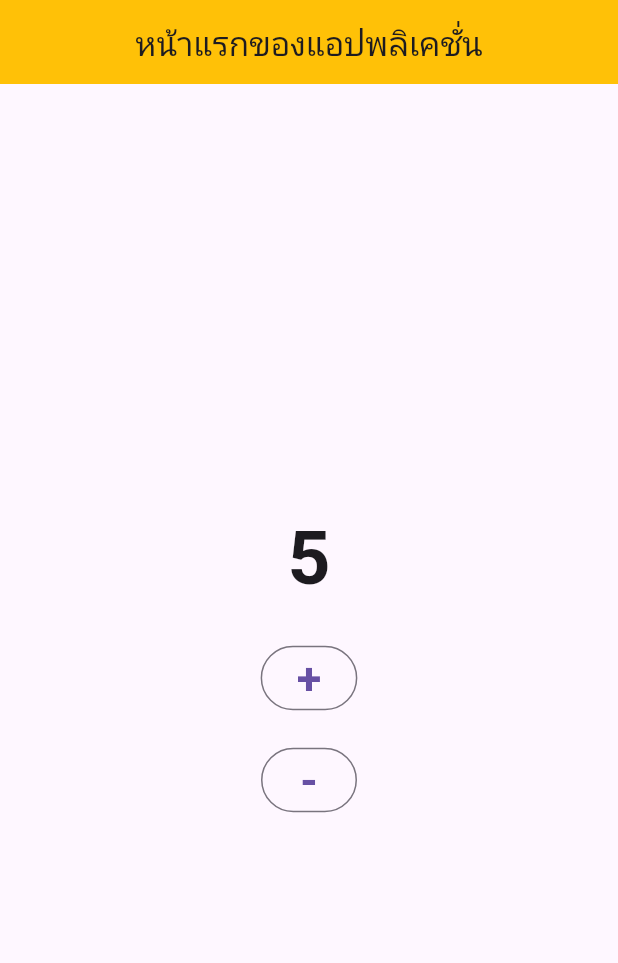
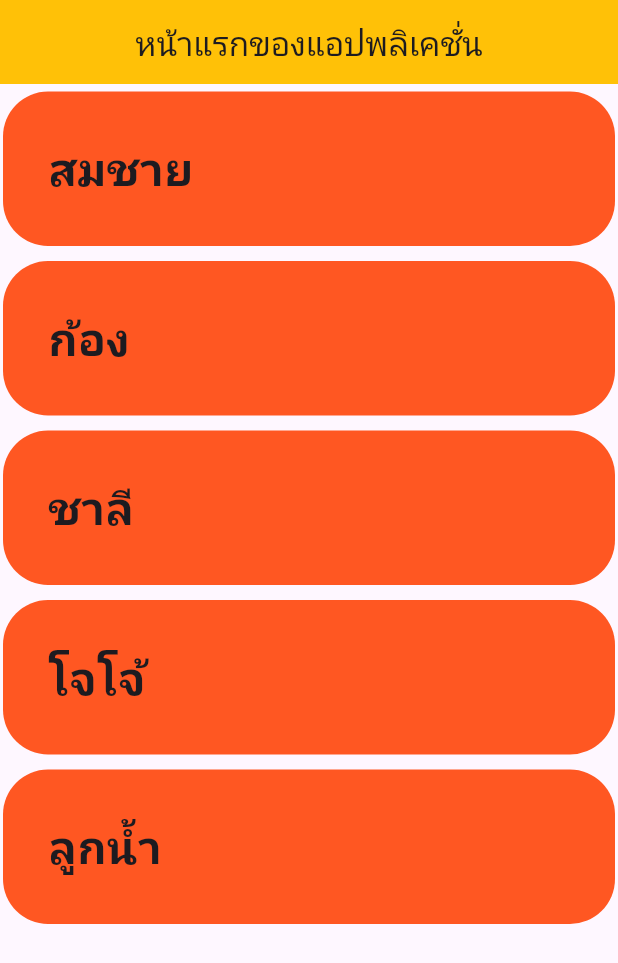
Before and after one commit to Lskram/AppMian, a Flutter app: the screen it shows after launch, on a phone screen of 412 x 824 dp. Shown: the top 963 px of the screen. Run offline on Flutter 3.47's test engine with Material 3 defaults, Android fonts, the phone set to English and light mode, and no system bars.

Commit message:
การสร้าง List Views Widget ประชากร และการตกแต่ง

```diff
--- a/myapp/lib/screens/item.dart
+++ b/myapp/lib/screens/item.dart
@@ -8,47 +8,26 @@ class Item extends StatefulWidget {
 }
 
 class _ItemState extends State<Item> {
-  int quantity = 5;
-  void addQuantity() {
-    setState(() {
-      quantity += 1;
-    });
-  }
-
-  void subtractQuantity() {
-    setState(() {
-      quantity <= 0 ? 0 : quantity -= 1;
-    });
-  }
+  List data = ["สมชาย", "ก้อง", "ชาลี", "โจโจ้","ลูกน้ำ"];
 
   @override
   Widget build(BuildContext context) {
-    return Center(
-      child: Column(
-        mainAxisAlignment: MainAxisAlignment.center,
-        children: [
-          Text(
-            "$quantity",
-            style: TextStyle(fontSize: 50, fontWeight: FontWeight.bold),
+    return ListView.builder(
+      itemCount: data.length,
+      itemBuilder: (context, index) {
+        return Container(
+          decoration: BoxDecoration(
+            borderRadius: BorderRadius.circular(30),
+            color: Colors.deepOrange
           ),
-          SizedBox(height: 20),
-          OutlinedButton(
-            onPressed: addQuantity,
-            child: Text(
-              "+",
-              style: TextStyle(fontSize: 30, fontWeight: FontWeight.bold),
-            ),
+          margin: EdgeInsets.symmetric(horizontal: 2,vertical: 5),
+          padding: EdgeInsets.all(30),
+          child: Text(
+            data[index],
+            style: TextStyle(fontSize: 30,fontWeight: FontWeight.bold),
           ),
-          SizedBox(height: 20),
-          OutlinedButton(
-            onPressed: subtractQuantity,
-            child: Text(
-              "-",
-              style: TextStyle(fontSize: 30, fontWeight: FontWeight.bold),
-            ),
-          ),
-        ],
-      ),
+        );
+      },
     );
   }
 }
```
